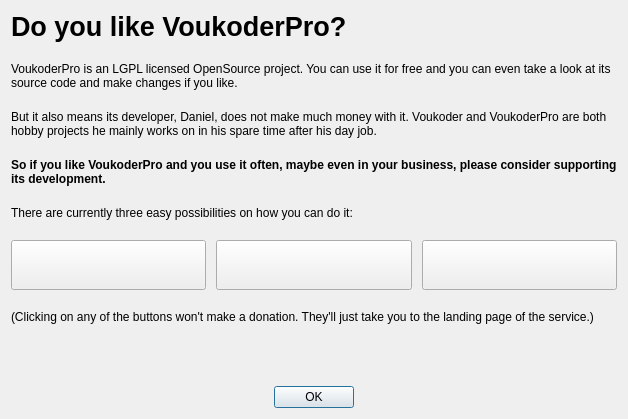
Qt form Designer/supportdialog.ui (VoukoderPro/VoukoderPro) before a commit.
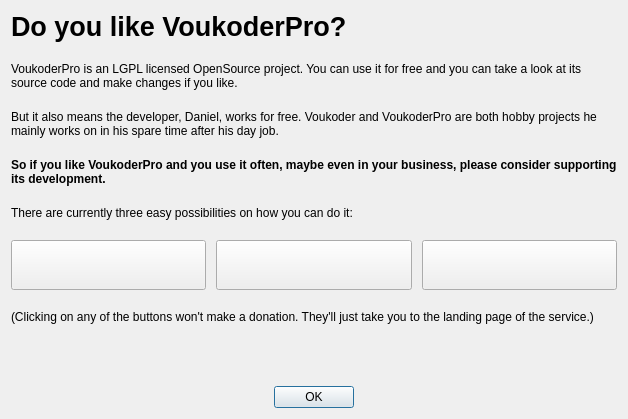
The same form after that commit. Icons and pictures are not drawn.

Diff of the .ui file:
```diff
--- a/Designer/supportdialog.ui
+++ b/Designer/supportdialog.ui
@@ -33,7 +33,7 @@
    <item>
     <widget class="QLabel" name="label_2">
      <property name="text">
-      <string>VoukoderPro is an LGPL licensed OpenSource project. You can use it for free and you can even take a look at its source code and make changes if you like.</string>
+      <string>VoukoderPro is an LGPL licensed OpenSource project. You can use it for free and you can take a look at its source code and make changes if you like.</string>
      </property>
      <property name="wordWrap">
       <bool>true</bool>
@@ -43,7 +43,7 @@
    <item>
     <widget class="QLabel" name="label_3">
      <property name="text">
-      <string>But it also means its developer, Daniel, does not make much money with it. Voukoder and VoukoderPro are both hobby projects he mainly works on in his spare time after his day job.</string>
+      <string>But it also means the developer, Daniel, works for free. Voukoder and VoukoderPro are both hobby projects he mainly works on in his spare time after his day job.</string>
      </property>
      <property name="wordWrap">
       <bool>true</bool>
```
